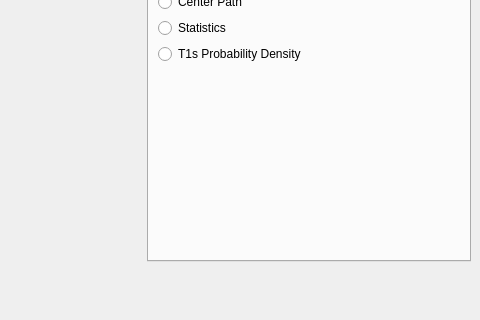
Before: the Qt Designer form MainWindow.ui in danlipsa/foamvis, drawn with Qt 5; both pictures show x 563 to 1043 and y 151 to 471 of the 1043 by 596 pixel window.
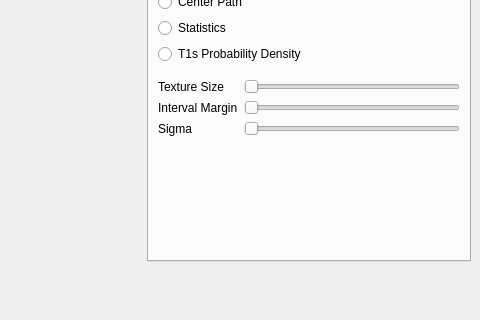
After: the same form once the commit is applied. The open tabs and pages were chosen to show the change. Custom widgets are drawn as their Qt base class.

Patch:
```diff
--- a/MainWindow.ui
+++ b/MainWindow.ui
@@ -1786,6 +1786,58 @@
                </item>
               </layout>
              </widget>
+             <widget class="QWidget" name="pageT1sProbabilityDensity">
+              <layout class="QFormLayout" name="formLayout_13">
+               <property name="leftMargin">
+                <number>0</number>
+               </property>
+               <property name="rightMargin">
+                <number>0</number>
+               </property>
+               <item row="0" column="0">
+                <widget class="QLabel" name="label_28">
+                 <property name="text">
+                  <string>Texture Size</string>
+                 </property>
+                </widget>
+               </item>
+               <item row="0" column="1">
+                <widget class="QSlider" name="horizontalSliderT1sKernelTextureSize">
+                 <property name="orientation">
+                  <enum>Qt::Horizontal</enum>
+                 </property>
+                </widget>
+               </item>
+               <item row="1" column="0">
+                <widget class="QLabel" name="label_30">
+                 <property name="text">
+                  <string>Interval Margin</string>
+                 </property>
+                </widget>
+               </item>
+               <item row="1" column="1">
+                <widget class="QSlider" name="horizontalSliderT1sKernelIntervalMargin">
+                 <property name="orientation">
+                  <enum>Qt::Horizontal</enum>
+                 </property>
+                </widget>
+               </item>
+               <item row="2" column="0">
+                <widget class="QLabel" name="label_31">
+                 <property name="text">
+                  <string>Sigma</string>
+                 </property>
+                </widget>
+               </item>
+               <item row="2" column="1">
+                <widget class="QSlider" name="horizontalSliderT1sKernelSigma">
+                 <property name="orientation">
+                  <enum>Qt::Horizontal</enum>
+                 </property>
+                </widget>
+               </item>
+              </layout>
+             </widget>
             </widget>
            </item>
           </layout>
```
Left out of the diff: 229 changed lines with no effect on the pictures.
